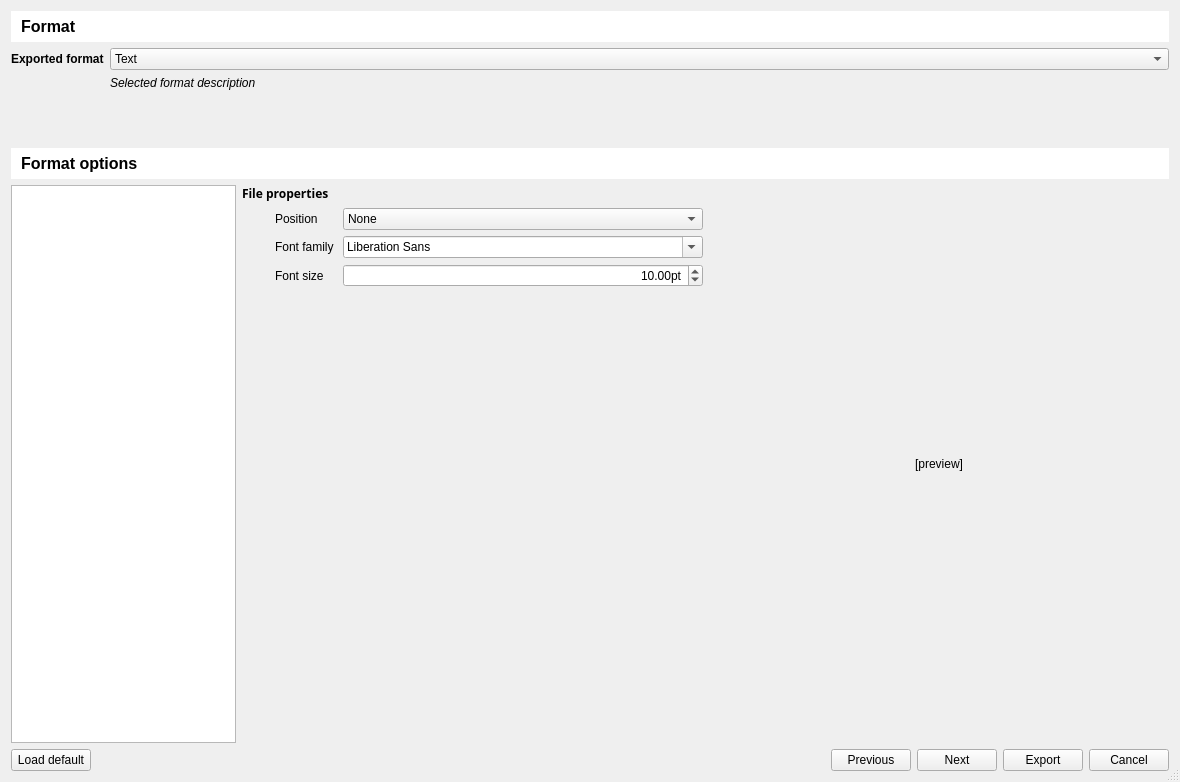
First picture: the form in bulicommander/bulicommander/bc/resources/bcexportfiles.ui, repository Grum999/BuliCommander, before the edit.
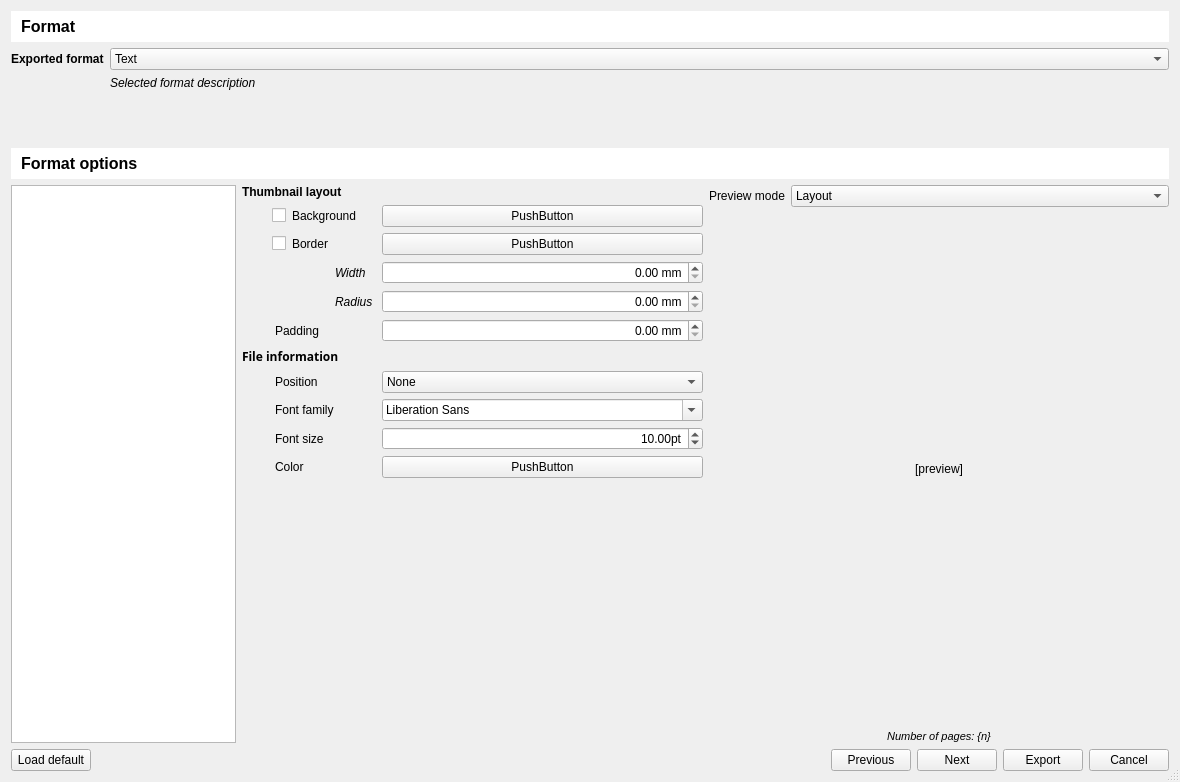
Second picture: the form after the edit. The open tabs and pages were chosen to show the change. Icons and pictures are not drawn. Custom widgets are drawn as their Qt base class.

```diff
--- a/bulicommander/bulicommander/bc/resources/bcexportfiles.ui
+++ b/bulicommander/bulicommander/bc/resources/bcexportfiles.ui
@@ -1984,7 +1984,27 @@
                <property name="bottomMargin">
                 <number>0</number>
                </property>
-               <item row="1" column="0">
+               <item row="10" column="0">
+                <widget class="QLabel" name="label_37">
+                 <property name="styleSheet">
+                  <string notr="true">padding-left: 30px</string>
+                 </property>
+                 <property name="text">
+                  <string>Color</string>
+                 </property>
+                </widget>
+               </item>
+               <item row="9" column="0">
+                <widget class="QLabel" name="label_34">
+                 <property name="styleSheet">
+                  <string notr="true">padding-left: 30px</string>
+                 </property>
+                 <property name="text">
+                  <string>Font size</string>
+                 </property>
+                </widget>
+               </item>
+               <item row="7" column="0">
                 <widget class="QLabel" name="label_33">
                  <property name="sizePolicy">
                   <sizepolicy hsizetype="Maximum" vsizetype="Preferred">
@@ -2000,7 +2020,7 @@
                  </property>
                 </widget>
                </item>
-               <item row="2" column="0">
+               <item row="8" column="0">
                 <widget class="QLabel" name="label_17">
                  <property name="styleSheet">
                   <string notr="true">padding-left: 30px</string>
@@ -2010,8 +2030,11 @@
                  </property>
                 </widget>
                </item>
-               <item row="1" column="1" colspan="2">
-                <widget class="QComboBox" name="cbxFormatDocImgPropertiesPosition">
+               <item row="7" column="1" colspan="2">
+                <widget class="QComboBox" name="cbxFormatDocImgTextPosition">
+                 <property name="toolTip">
+                  <string>&lt;html&gt;&lt;head/&gt;&lt;body&gt;&lt;p&gt;Define file information position, relative to file thumbnail&lt;/p&gt;&lt;/body&gt;&lt;/html&gt;</string>
+                 </property>
                  <item>
                   <property name="text">
                    <string>None</string>
@@ -2039,7 +2062,7 @@
                  </item>
                 </widget>
                </item>
-               <item row="4" column="2">
+               <item row="11" column="2">
                 <spacer name="verticalSpacer_5">
                  <property name="orientation">
                   <enum>Qt::Vertical</enum>
@@ -2052,7 +2075,7 @@
                  </property>
                 </spacer>
                </item>
-               <item row="0" column="0" colspan="3">
+               <item row="6" column="0" colspan="3">
                 <widget class="QLabel" name="label_26">
                  <property name="font">
                   <font>
@@ -2062,32 +2085,91 @@
                   </font>
                  </property>
                  <property name="text">
-                  <string>File properties</string>
+                  <string>File information</string>
+                 </property>
+                </widget>
+               </item>
+               <item row="3" column="0">
+                <widget class="QLabel" name="label_39">
+                 <property name="font">
+                  <font>
+                   <italic>true</italic>
+                  </font>
+                 </property>
+                 <property name="styleSheet">
+                  <string notr="true">padding-left: 90px</string>
+                 </property>
+                 <property name="text">
+                  <string>Width</string>
+                 </property>
+                </widget>
+               </item>
+               <item row="4" column="0">
+                <widget class="QLabel" name="label_40">
+                 <property name="font">
+                  <font>
+                   <italic>true</italic>
+                  </font>
+                 </property>
+                 <property name="styleSheet">
+                  <string notr="true">padding-left: 90px</string>
+                 </property>
+                 <property name="text">
+                  <string>Radius</string>
+                 </property>
+                </widget>
+               </item>
+               <item row="1" column="1" colspan="2">
+                <widget class="BCColorButton" name="pbFormatDocImgThumbsBgColor">
+                 <property name="toolTip">
+                  <string>&lt;html&gt;&lt;head/&gt;&lt;body&gt;&lt;p&gt;Background thumbnail color&lt;/p&gt;&lt;/body&gt;&lt;/html&gt;</string>
+                 </property>
+                 <property name="text">
+                  <string>PushButton</string>
                  </property>
                 </widget>
                </item>
                <item row="2" column="1" colspan="2">
-                <widget class="QFontComboBox" name="fcbxFormatDocImgPropertiesFontFamily">
-                 <property name="sizePolicy">
-                  <sizepolicy hsizetype="Ignored" vsizetype="Fixed">
-                   <horstretch>0</horstretch>
-                   <verstretch>0</verstretch>
-                  </sizepolicy>
-                 </property>
-                </widget>
-               </item>
-               <item row="3" column="0">
-                <widget class="QLabel" name="label_34">
-                 <property name="styleSheet">
-                  <string notr="true">padding-left: 30px</string>
+                <widget class="BCColorButton" name="pbFormatDocImgThumbsBorderColor">
+                 <property name="toolTip">
+                  <string>&lt;html&gt;&lt;head/&gt;&lt;body&gt;&lt;p&gt;Color applied for borders&lt;/p&gt;&lt;/body&gt;&lt;/html&gt;</string>
                  </property>
                  <property name="text">
-                  <string>Font size</string>
+                  <string>PushButton</string>
                  </property>
                 </widget>
                </item>
                <item row="3" column="1" colspan="2">
-                <widget class="QDoubleSpinBox" name="dsbFormatDocImgPropertiesFontSize">
+                <widget class="QDoubleSpinBox" name="dsbFormatDocImgThumbsBorderWidth">
+                 <property name="toolTip">
+                  <string>&lt;html&gt;&lt;head/&gt;&lt;body&gt;&lt;p&gt;Width applied for thumbnail borders (line thickness)&lt;/p&gt;&lt;/body&gt;&lt;/html&gt;</string>
+                 </property>
+                 <property name="alignment">
+                  <set>Qt::AlignRight|Qt::AlignTrailing|Qt::AlignVCenter</set>
+                 </property>
+                 <property name="suffix">
+                  <string> mm</string>
+                 </property>
+                </widget>
+               </item>
+               <item row="8" column="1" colspan="2">
+                <widget class="QFontComboBox" name="fcbxFormatDocImgTextFontFamily">
+                 <property name="sizePolicy">
+                  <sizepolicy hsizetype="Ignored" vsizetype="Fixed">
+                   <horstretch>0</horstretch>
+                   <verstretch>0</verstretch>
+                  </sizepolicy>
+                 </property>
+                 <property name="toolTip">
+                  <string>&lt;html&gt;&lt;head/&gt;&lt;body&gt;&lt;p&gt;Define font used for file information&lt;/p&gt;&lt;/body&gt;&lt;/html&gt;</string>
+                 </property>
+                </widget>
+               </item>
+               <item row="9" column="1" colspan="2">
+                <widget class="QDoubleSpinBox" name="dsbFormatDocImgTextFontSize">
+                 <property name="toolTip">
+                  <string>&lt;html&gt;&lt;head/&gt;&lt;body&gt;&lt;p&gt;Define font size used for file information&lt;/p&gt;&lt;/body&gt;&lt;/html&gt;</string>
+                 </property>
                  <property name="alignment">
                   <set>Qt::AlignRight|Qt::AlignTrailing|Qt::AlignVCenter</set>
                  </property>
@@ -2105,31 +2187,192 @@
                  </property>
                 </widget>
                </item>
+               <item row="10" column="1" colspan="2">
+                <widget class="BCColorButton" name="pbFormatDocImgTextFontColor">
+                 <property name="toolTip">
+                  <string>&lt;html&gt;&lt;head/&gt;&lt;body&gt;&lt;p&gt;Define color used for file information&lt;/p&gt;&lt;/body&gt;&lt;/html&gt;</string>
+                 </property>
+                 <property name="text">
+                  <string>PushButton</string>
+                 </property>
+                </widget>
+               </item>
+               <item row="4" column="1" colspan="2">
+                <widget class="QDoubleSpinBox" name="dsbFormatDocImgThumbsBorderRadius">
+                 <property name="toolTip">
+                  <string>&lt;html&gt;&lt;head/&gt;&lt;body&gt;&lt;p&gt;Radius applied on thumbnail corners&lt;/p&gt;&lt;/body&gt;&lt;/html&gt;</string>
+                 </property>
+                 <property name="alignment">
+                  <set>Qt::AlignRight|Qt::AlignTrailing|Qt::AlignVCenter</set>
+                 </property>
+                 <property name="suffix">
+                  <string> mm</string>
+                 </property>
+                </widget>
+               </item>
+               <item row="0" column="0" colspan="3">
+                <widget class="QLabel" name="label_38">
+                 <property name="font">
+                  <font>
+                   <weight>75</weight>
+                   <bold>true</bold>
+                  </font>
+                 </property>
+                 <property name="text">
+                  <string>Thumbnail layout</string>
+                 </property>
+                </widget>
+               </item>
+               <item row="2" column="0">
+                <widget class="QCheckBox" name="cbFormatDocImgThumbsBorder">
+                 <property name="toolTip">
+                  <string>&lt;html&gt;&lt;head/&gt;&lt;body&gt;&lt;p&gt;Apply a border to thumbnail&lt;/p&gt;&lt;/body&gt;&lt;/html&gt;</string>
+                 </property>
+                 <property name="styleSheet">
+                  <string notr="true">padding-left: 30px</string>
+                 </property>
+                 <property name="text">
+                  <string>Border</string>
+                 </property>
+                </widget>
+               </item>
+               <item row="1" column="0">
+                <widget class="QCheckBox" name="cbFormatDocImgThumbsBg">
+                 <property name="toolTip">
+                  <string>&lt;html&gt;&lt;head/&gt;&lt;body&gt;&lt;p&gt;Apply a background thumbnail color&lt;/p&gt;&lt;/body&gt;&lt;/html&gt;</string>
+                 </property>
+                 <property name="styleSheet">
+                  <string notr="true">padding-left: 30px</string>
+                 </property>
+                 <property name="text">
+                  <string>Background</string>
+                 </property>
+                </widget>
+               </item>
+               <item row="5" column="0">
+                <widget class="QLabel" name="label_41">
+                 <property name="styleSheet">
+                  <string notr="true">padding-left: 30px</string>
+                 </property>
+                 <property name="text">
+                  <string>Padding</string>
+                 </property>
+                </widget>
+               </item>
+               <item row="5" column="1" colspan="2">
+                <widget class="QDoubleSpinBox" name="dsbFormatDocImgThumbsSpacingInner">
+                 <property name="toolTip">
+                  <string>&lt;html&gt;&lt;head/&gt;&lt;body&gt;&lt;p&gt;Define padding between thumbnail border and content&lt;/p&gt;&lt;/body&gt;&lt;/html&gt;</string>
+                 </property>
+                 <property name="alignment">
+                  <set>Qt::AlignRight|Qt::AlignTrailing|Qt::AlignVCenter</set>
+                 </property>
+                 <property name="suffix">
+                  <string> mm</string>
+                 </property>
+                </widget>
+               </item>
               </layout>
              </widget>
             </widget>
            </item>
            <item>
-            <widget class="QLabel" name="lblFormatDocImgPreview">
+            <widget class="QWidget" name="widget_6" native="true">
              <property name="sizePolicy">
-              <sizepolicy hsizetype="Preferred" vsizetype="Preferred">
+              <sizepolicy hsizetype="Minimum" vsizetype="Minimum">
                <horstretch>1</horstretch>
                <verstretch>0</verstretch>
               </sizepolicy>
              </property>
-             <property name="text">
-              <string>[preview]</string>
+             <property name="minimumSize">
+              <size>
+               <width>0</width>
+               <height>0</height>
+              </size>
              </property>
-             <property name="alignment">
-              <set>Qt::AlignCenter</set>
-             </property>
+             <layout class="QGridLayout" name="gridLayout_9">
+              <property name="leftMargin">
+               <number>0</number>
+              </property>
+              <property name="topMargin">
+               <number>0</number>
+              </property>
+              <property name="rightMargin">
+               <number>0</number>
+              </property>
+              <property name="bottomMargin">
+               <number>0</number>
+              </property>
+              <item row="0" column="0">
+               <widget class="QLabel" name="label_42">
+                <property name="sizePolicy">
+                 <sizepolicy hsizetype="Maximum" vsizetype="Preferred">
+                  <horstretch>0</horstretch>
+                  <verstretch>0</verstretch>
+                 </sizepolicy>
+                </property>
+                <property name="text">
+                 <string>Preview mode</string>
+                </property>
+               </widget>
+              </item>
+              <item row="0" column="1">
+               <widget class="QComboBox" name="cbxFormatDocImgPreviewMode">
+                <item>
+                 <property name="text">
+                  <string>Layout</string>
+                 </property>
+                </item>
+                <item>
+                 <property name="text">
+                  <string>Style</string>
+                 </property>
+                </item>
+               </widget>
+              </item>
+              <item row="1" column="0" colspan="2">
+               <widget class="QLabel" name="lblFormatDocImgPreview">
+                <property name="sizePolicy">
+                 <sizepolicy hsizetype="MinimumExpanding" vsizetype="MinimumExpanding">
+                  <horstretch>0</horstretch>
+                  <verstretch>0</verstretch>
+                 </sizepolicy>
+                </property>
+                <property name="text">
+                 <string>[preview]</string>
+                </property>
+                <property name="alignment">
+                 <set>Qt::AlignCenter</set>
+                </property>
+               </widget>
+              </item>
+              <item row="2" column="0" colspan="2">
+               <widget class="QLabel" name="lblFormatDocImgPreviewNbPages">
+                <property name="sizePolicy">
+                 <sizepolicy hsizetype="Minimum" vsizetype="Maximum">
+                  <horstretch>0</horstretch>
+                  <verstretch>0</verstretch>
+                 </sizepolicy>
+                </property>
+                <property name="font">
+                 <font>
+                  <pointsize>8</pointsize>
+                  <italic>true</italic>
+                 </font>
+                </property>
+                <property name="text">
+                 <string>Number of pages: {n}</string>
+                </property>
+                <property name="alignment">
+                 <set>Qt::AlignCenter</set>
+                </property>
+               </widget>
+              </item>
+             </layout>
             </widget>
            </item>
           </layout>
          </widget>
-         <widget class="QWidget" name="page">
-          <layout class="QGridLayout" name="gridLayout_9"/>
-         </widget>
         </widget>
        </item>
       </layout>
@@ -2395,6 +2638,11 @@
    <header>bulicommander.bc.bctextedit</header>
    <container>1</container>
   </customwidget>
+  <customwidget>
+   <class>BCColorButton</class>
+   <extends>QPushButton</extends>
+   <header>bulicommander.bc.bccolorbutton</header>
+  </customwidget>
  </customwidgets>
  <resources/>
  <connections>
```
Left out of the diff: 531 changed lines with no effect on the pictures.
